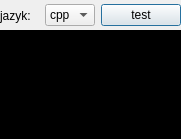
Old version of the form testdialog.ui in the repository ppershing/ksp-editor.
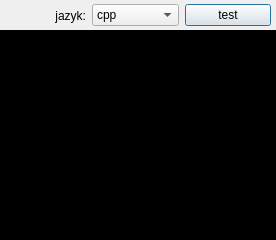
New version of the form.

What changed in the file:
```diff
--- a/testdialog.ui
+++ b/testdialog.ui
@@ -6,8 +6,8 @@
    <rect>
     <x>0</x>
     <y>0</y>
-    <width>181</width>
-    <height>139</height>
+    <width>276</width>
+    <height>240</height>
    </rect>
   </property>
   <property name="windowTitle">
@@ -18,8 +18,8 @@
     <rect>
      <x>0</x>
      <y>30</y>
-     <width>181</width>
-     <height>111</height>
+     <width>281</width>
+     <height>211</height>
     </rect>
    </property>
    <property name="styleSheet">
@@ -39,7 +39,7 @@
     <rect>
      <x>0</x>
      <y>0</y>
-     <width>181</width>
+     <width>271</width>
      <height>31</height>
     </rect>
    </property>
@@ -49,6 +49,9 @@
       <property name="text">
        <string>jazyk:</string>
       </property>
+      <property name="alignment">
+       <set>Qt::AlignRight|Qt::AlignTrailing|Qt::AlignVCenter</set>
+      </property>
      </widget>
     </item>
     <item>
```
